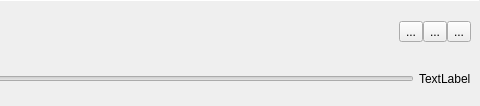
The window that application/controlstrip.ui (theCheeseboard/theBeat) describes before a commit, drawn with Qt 5; both pictures show x 223 to 703 and y 0 to 106 of the 703 by 106 pixel window.
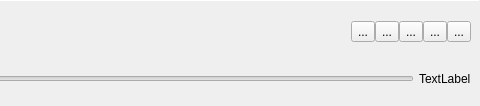
The same window after the commit. Icons and pictures are not drawn.

Commit message: Implement Repeat One and Shuffle

Diff of the .ui file:
```diff
--- a/application/controlstrip.ui
+++ b/application/controlstrip.ui
@@ -100,6 +100,32 @@
        <property name="spacing">
         <number>0</number>
        </property>
+       <item>
+        <widget class="QToolButton" name="shuffleButton">
+         <property name="text">
+          <string notr="true">...</string>
+         </property>
+         <property name="icon">
+          <iconset theme="media-playlist-shuffle"/>
+         </property>
+         <property name="checkable">
+          <bool>true</bool>
+         </property>
+        </widget>
+       </item>
+       <item>
+        <widget class="QToolButton" name="repeatOneButton">
+         <property name="text">
+          <string notr="true">...</string>
+         </property>
+         <property name="icon">
+          <iconset theme="media-repeat-single"/>
+         </property>
+         <property name="checkable">
+          <bool>true</bool>
+         </property>
+        </widget>
+       </item>
        <item>
         <widget class="QToolButton" name="skipBackButton">
          <property name="text">
```
The commit also changes 5 other files.
